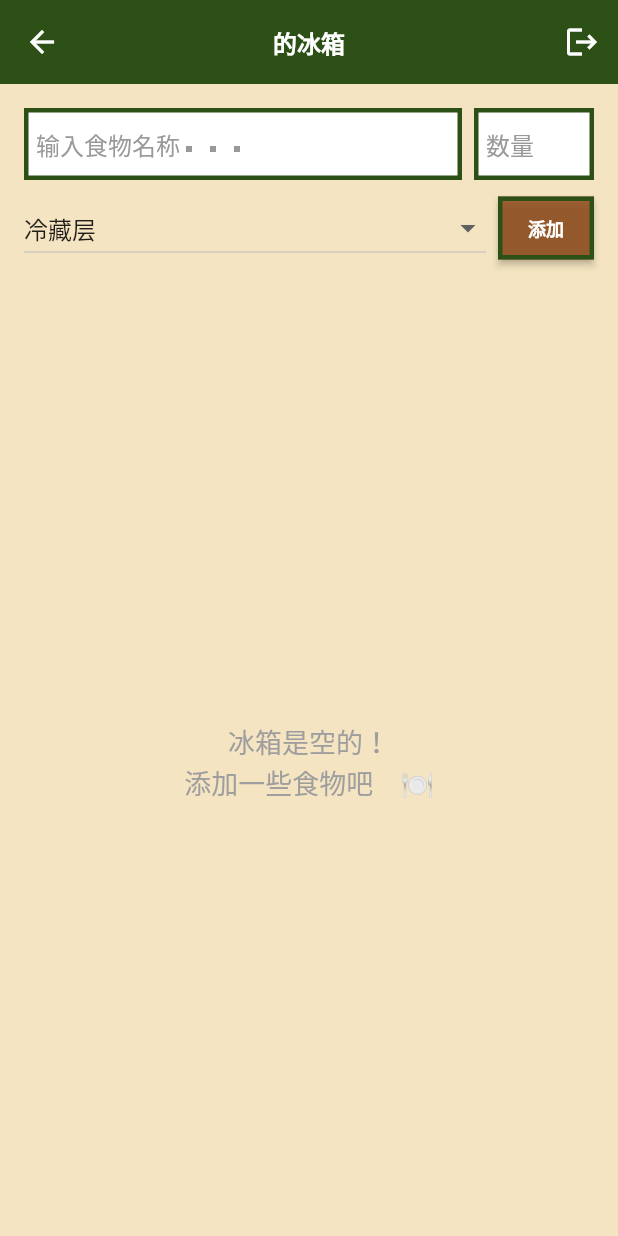
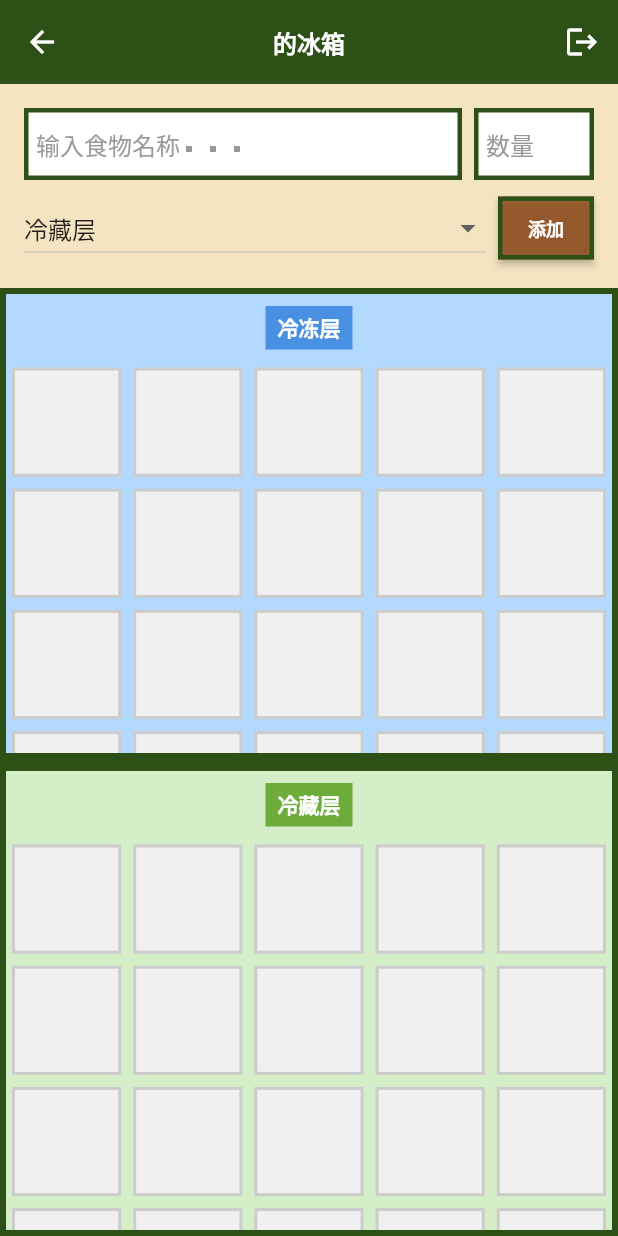
Before and after one commit to JianWang0128/fridge-food-list, a Flutter app: the FridgeHome screen opened directly with empty values, on a phone screen of 412 x 824 dp. Run offline on Flutter 3.47's test engine with Material 3 defaults, Android fonts, the phone set to English and light mode, and no system bars; our stand-ins replace cloud_firestore, firebase_auth, firebase_core, shared_preferences; accounts and stored records are empty.

Commit message:
✨ 实现固定网格布局：每层 5x4 格子，无食物显示空格

```diff
--- a/lib/main.dart
+++ b/lib/main.dart
@@ -198,7 +198,19 @@ class _FridgeHomeState extends State<FridgeHome> {
     _dataService.removeFridgeItem(itemId);
   }
 
-  Widget _buildFoodCard(FridgeItem item) {
+  Widget _buildFoodCard(FridgeItem? item) {
+    if (item == null) {
+      // 空格子
+      return Container(
+        margin: const EdgeInsets.all(4),
+        decoration: BoxDecoration(
+          color: const Color(0xFFF0F0F0),
+          border: Border.all(color: const Color(0xFFCCCCCC), width: 2),
+          borderRadius: BorderRadius.circular(0),
+        ),
+      );
+    }
+
     return GestureDetector(
       onLongPress: () => showDialog(
         context: context,
@@ -268,6 +280,17 @@ class _FridgeHomeState extends State<FridgeHome> {
         ),
       ),
     );
+  }
+
+  List<FridgeItem?> _buildGridItems(
+      List<FridgeItem> items, int gridSize) {
+    final result = <FridgeItem?>[];
+    result.addAll(items);
+    // 填充空格子直到达到 gridSize
+    while (result.length < gridSize) {
+      result.add(null);
+    }
+    return result;
   }
 
   String _getEmojiUrl(String emoji) {
@@ -443,15 +466,13 @@ class _FridgeHomeState extends State<FridgeHome> {
 
                 final items = snapshot.data ?? [];
 
-                if (items.isEmpty) {
-                  return const Center(
-                    child: Text(
-                      '冰箱是空的！\n添加一些食物吧 🍽️',
-                      textAlign: TextAlign.center,
-                      style: TextStyle(fontSize: 18, color: Colors.grey),
-                    ),
-                  );
-                }
+                // 分离冷冻层和冷藏层的食物
+                final frozenItems = items.where((food) => food.type == 'frozen').toList();
+                final refrigeratedItems = items.where((food) => food.type == 'refrigerated').toList();
+
+                // 创建固定大小的网格（各层 5x4 = 20 格）
+                final frozenGridItems = _buildGridItems(frozenItems, 20);
+                final refrigeratedGridItems = _buildGridItems(refrigeratedItems, 20);
 
                 return Column(
                   children: [
@@ -491,10 +512,9 @@ class _FridgeHomeState extends State<FridgeHome> {
                               ),
                             ),
                             Expanded(
-                              child: GridView.extent(
-                                maxCrossAxisExtent: 100,
-                                children: items
-                                    .where((food) => food.type == 'frozen')
+                              child: GridView.count(
+                                crossAxisCount: 5,
+                                children: frozenGridItems
                                     .map(_buildFoodCard)
                                     .toList(),
                               ),
@@ -541,11 +561,9 @@ class _FridgeHomeState extends State<FridgeHome> {
                               ),
                             ),
                             Expanded(
-                              child: GridView.extent(
-                                maxCrossAxisExtent: 100,
-                                children: items
-                                    .where(
-                                        (food) => food.type == 'refrigerated')
+                              child: GridView.count(
+                                crossAxisCount: 5,
+                                children: refrigeratedGridItems
                                     .map(_buildFoodCard)
                                     .toList(),
                               ),
```
